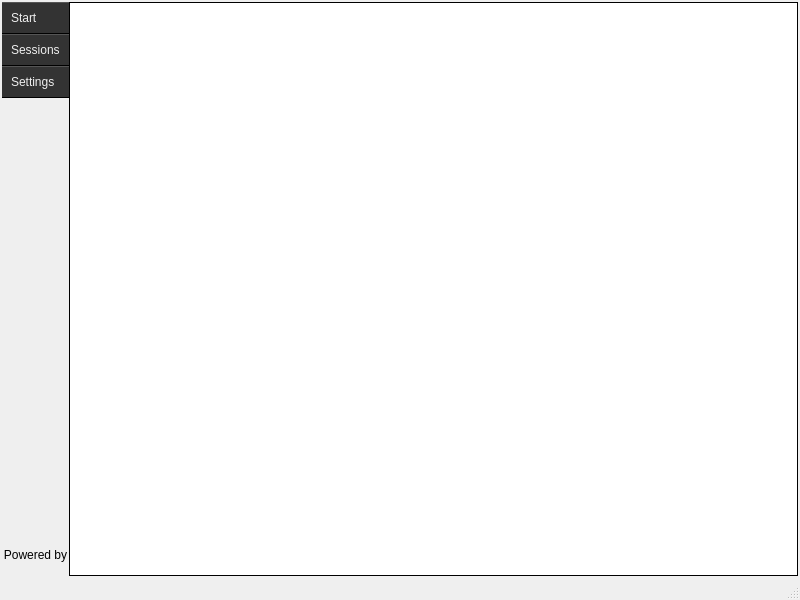
thm-projects/arsnova-overlay, file src/ui/mainwindow.ui: the form before one commit.
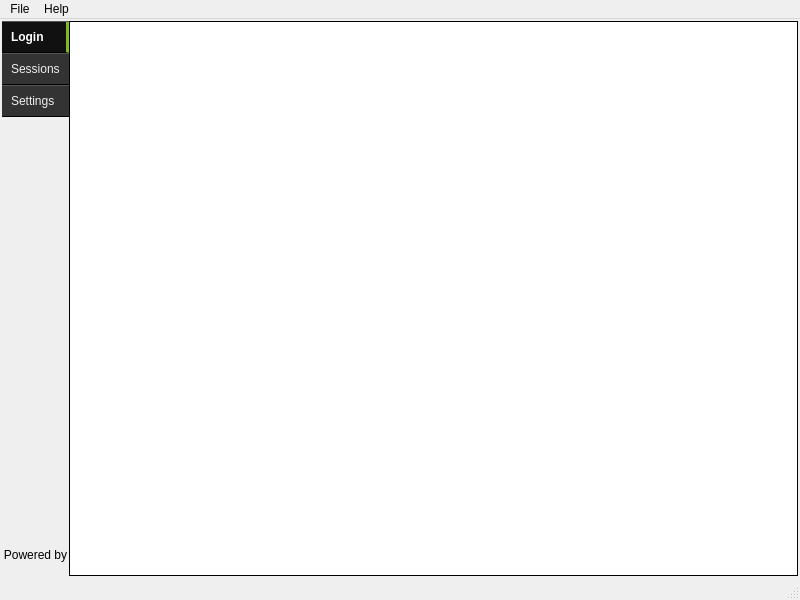
The form after the commit. Icons and pictures are not drawn.

Commit message: Make left menu buttons checkable

Diff of the .ui file:
```diff
--- a/src/ui/mainwindow.ui
+++ b/src/ui/mainwindow.ui
@@ -27,7 +27,14 @@
 	color: #eee;
 }
 
-QPushButton:pressed {
+QPushButton:hover {
+	background-color: #111;
+	border-right: 3px solid #888;
+	color: #fff;
+	font-weight: bold;
+}
+
+QPushButton:checked {
 	background-color: #111;
 	border-right: 3px solid #80ba24;
 	color: #fff;
@@ -54,29 +61,45 @@
        <number>0</number>
       </property>
       <item>
-       <layout class="QVBoxLayout" name="verticalLayout">
+       <widget class="QWidget" name="leftMenu" native="true">
+        <layout class="QVBoxLayout" name="leftMenuLayout">
         <property name="spacing">
          <number>0</number>
         </property>
+         <property name="margin">
+          <number>0</number>
+         </property>
         <item>
-         <widget class="QPushButton" name="pushButton">
+          <widget class="QPushButton" name="loginButton">
           <property name="text">
-           <string>Start</string>
+            <string>Login</string>
+           </property>
+           <property name="checkable">
+            <bool>true</bool>
+           </property>
+           <property name="checked">
+            <bool>true</bool>
           </property>
          </widget>
         </item>
         <item>
-         <widget class="QPushButton" name="pushButton_2">
+          <widget class="QPushButton" name="sessionsButton">
           <property name="text">
            <string>Sessions</string>
           </property>
+           <property name="checkable">
+            <bool>true</bool>
+           </property>
          </widget>
         </item>
         <item>
-         <widget class="QPushButton" name="pushButton_3">
+          <widget class="QPushButton" name="settingsButton">
           <property name="text">
            <string>Settings</string>
           </property>
+           <property name="checkable">
+            <bool>true</bool>
+           </property>
          </widget>
         </item>
         <item>
@@ -119,6 +142,7 @@
          </widget>
         </item>
        </layout>
+       </widget>
       </item>
       <item>
        <widget class="QWidget" name="widget" native="true">
@@ -147,6 +171,18 @@
      <height>18</height>
     </rect>
    </property>
+   <widget class="QMenu" name="menuHelp">
+    <property name="title">
+     <string>File</string>
+    </property>
+   </widget>
+   <widget class="QMenu" name="menuHelp_2">
+    <property name="title">
+     <string>Help</string>
+    </property>
+   </widget>
+   <addaction name="menuHelp"/>
+   <addaction name="menuHelp_2"/>
   </widget>
   <widget class="QStatusBar" name="statusbar"/>
  </widget>
```
Lines whose indentation alone changed are shown as unchanged. The commit also changes 2 other files.
